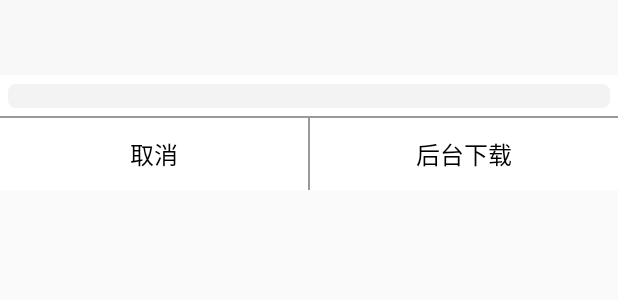
After one commit to huangyuanlove/LiaoBa_Android, an Android app: the layout dialog_progress.xml on its own in the app's theme, with its tools: preview values and no code run, on a phone screen of 412 x 824 dp. The commit adds this screen. Shown: the top 300 px of the screen. Run offline under Robolectric (Android 15) with nearby library versions, the phone set to English and light mode, and no system bars; network calls fail.

Commit message:
完成版本在线升级，解决部分乱码问题

```diff
--- a/app/src/main/java/com/huangyuanlove/liaoba/utils/Config.java
+++ b/app/src/main/java/com/huangyuanlove/liaoba/utils/Config.java
@@ -48,7 +48,8 @@ public class Config {
     public static final String CHATLOG_URL = BASE_URL + "chatlog.do";
     //意见反馈接口
     public static final String SUGGEST_URL = BASE_URL + "suggest.do";
-
+    //检查更新接口
+    public static final String CHEKC_UPDATA_URL = BASE_URL + "updata.do";
     //登录接口
     //public static final String LOGIN_URL = "http://192.168.99.108:8080/LiaoBa/login.do";
     //注册接口
--- /dev/null
+++ b/app/src/main/res/drawable/dialog_btn_color.xml
@@ -0,0 +1,9 @@
+<?xml version="1.0" encoding="utf-8"?>
+<selector xmlns:android="http://schemas.android.com/apk/res/android">
+
+    <item android:state_enabled="true" android:state_focused="false" android:state_pressed="false" android:color="#000000"/>
+    <item android:state_enabled="false" android:color="#000000"/>
+    <item android:state_pressed="true" android:color="#3BA4E7"/>
+    <item android:state_focused="true" android:color="#3BA4E7"/>
+
+</selector>
--- /dev/null
+++ b/app/src/main/res/drawable/dialog_et_selector.xml
@@ -0,0 +1,6 @@
+<?xml version="1.0" encoding="utf-8"?>
+<selector xmlns:android="http://schemas.android.com/apk/res/android" >
+    <item android:state_focused="true" android:drawable="@drawable/ic_alertdialog_ed"></item>
+    <item android:drawable="@drawable/ic_alertdialog_uned"></item>
+
+</selector>
--- /dev/null
+++ b/app/src/main/res/drawable/progressbar_color.xml
@@ -0,0 +1,46 @@
+<layer-list xmlns:android="http://schemas.android.com/apk/res/android">
+
+    <item android:id="@android:id/background">
+        <shape>
+            <corners android:radius="5dip" />
+            <gradient
+                    android:startColor="#F3F3F3"
+                    android:centerColor="#F3F3F3"
+                    android:centerY="0.75"
+                    android:endColor="#F3F3F3"
+                    android:angle="270"
+            />
+        </shape>
+    </item>
+
+    <item android:id="@android:id/secondaryProgress">
+        <clip>
+            <shape>
+                <corners android:radius="5dip" />
+                <gradient
+                        android:startColor="#80ffd300"
+                        android:centerColor="#80ffb600"
+                        android:centerY="0.75"
+                        android:endColor="#a0ffcb00"
+                        android:angle="270"
+                />
+            </shape>
+        </clip>
+    </item>
+
+    <item android:id="@android:id/progress">
+        <clip>
+            <shape>
+                <corners android:radius="5dip" />
+                <gradient
+                        android:startColor="#ffa900"
+                        android:centerColor="#ffa900"
+                        android:centerY="0.75"
+                        android:endColor="#ffa900"
+                        android:angle="270"
+                />
+            </shape>
+        </clip>
+    </item>
+
+</layer-list>
--- /dev/null
+++ b/app/src/main/res/layout/dialog_progress.xml
@@ -0,0 +1,45 @@
+<?xml version="1.0" encoding="utf-8"?>
+<LinearLayout xmlns:android="http://schemas.android.com/apk/res/android"
+    style="@style/alertDialog_background_style" >
+
+    <TextView
+        android:id="@+id/progress_title"
+        style="@style/alertDialog_title_style"
+        android:text="" />
+
+    <View
+        android:layout_width="fill_parent"
+        android:layout_height="1px"
+        android:background="#ffffff" />
+
+    <ProgressBar
+        android:id="@+id/progress"
+        style="?android:attr/progressBarStyleHorizontal"
+        android:layout_width="fill_parent"
+        android:layout_height="wrap_content"
+        android:layout_margin="5dp"
+        android:layout_marginBottom="20dp"
+        android:layout_marginTop="20dp"
+        android:progressDrawable="@drawable/progressbar_color" />
+
+    <ImageView style="@style/alertDialog_dividing_line_style" />
+
+    <LinearLayout
+        android:layout_width="fill_parent"
+        android:layout_height="wrap_content"
+        android:gravity="center"
+        android:orientation="horizontal" >
+
+        <Button
+            android:id="@+id/progress_cancel"
+            style="@style/alertDialog_cancel_bt_style" />
+
+        <View style="@style/alertDialog_space_line_style" />
+
+        <Button
+            android:id="@+id/progress_background"
+            style="@style/alertDialog_confirm_bt_style"
+            android:text="后台下载" />
+    </LinearLayout>
+
+</LinearLayout>
--- a/app/src/main/res/values/styles.xml
+++ b/app/src/main/res/values/styles.xml
@@ -46,4 +46,54 @@
         <item name="android:src">@drawable/arrow_right</item>
         <item name="android:layout_alignParentRight">true</item>
     </style>
+
+    <style name="alertDialog_background_style">
+        <item name="android:layout_width">fill_parent</item>
+        <item name="android:layout_height">wrap_content</item>
+        <item name="android:orientation">vertical</item>
+        <item name="android:background">#ffffff</item>
+    </style>
+    <!-- 提示框样式 -->
+    <style name="alertDialog_title_style">
+        <item name="android:layout_width">match_parent</item>
+        <item name="android:layout_height">50dp</item>
+        <item name="android:background">@drawable/ic_alertdialog_title_bg</item>
+        <item name="android:gravity">center</item>
+        <item name="android:textAppearance">?android:attr/textAppearanceLarge</item>
+        <item name="android:textColor">#333333</item>
+        <item name="android:textSize">16dp</item>
+        <item name="android:textStyle">bold</item>
+    </style>
+
+    <style name="alertDialog_dividing_line_style">
+        <item name="android:layout_width">match_parent</item>
+        <item name="android:layout_height">1dp</item>
+        <item name="android:background">@drawable/ic_alertdialog_dividing_line</item>
+    </style>
+
+    <style name="alertDialog_cancel_bt_style">
+        <item name="android:layout_width">0dp</item>
+        <item name="android:layout_weight">1</item>
+        <item name="android:layout_height">fill_parent</item>
+        <item name="android:text">取消</item>
+        <item name="android:background">#0000</item>
+        <item name="android:textSize">16dp</item>
+        <item name="android:textColor">@drawable/dialog_btn_color</item>
+    </style>
+
+    <style name="alertDialog_space_line_style">
+        <item name="android:layout_width">1dp</item>
+        <item name="android:layout_height">48dp</item>
+        <item name="android:background">@drawable/ic_alertdialog_dividing_line</item>
+    </style>
+    <style name="alertDialog_confirm_bt_style">
+        <item name="android:layout_width">0dp</item>
+        <item name="android:layout_weight">1</item>
+        <item name="android:layout_height">fill_parent</item>
+        <item name="android:text">确定</item>
+        <item name="android:background">#0000</item>
+        <item name="android:textSize">16dp</item>
+        <item name="android:textColor">@drawable/dialog_btn_color</item>
+    </style>
+
 </resources>
```
Also changed, not shown: app/src/main/java/com/huangyuanlove/liaoba/activity/SettingActivity.java (+75 -11 lines), app/src/main/java/com/huangyuanlove/liaoba/entity/UpdataBean.java (added, +34 -0 lines), app/src/main/java/com/huangyuanlove/liaoba/utils/UpdateManager.java (added, +280 -0 lines), app/src/main/res/layout/activity_about_me.xml (+20 -0 lines), app/src/main/res/layout/dialog_version_update.xml (added, +115 -0 lines), app/src/main/res/drawable/ic_alertdialog_dividing_line.png (added), app/src/main/res/drawable/ic_alertdialog_ed.png (added), app/src/main/res/drawable/ic_alertdialog_title_bg.png (added), app/src/main/res/drawable/ic_alertdialog_uned.png (added).
